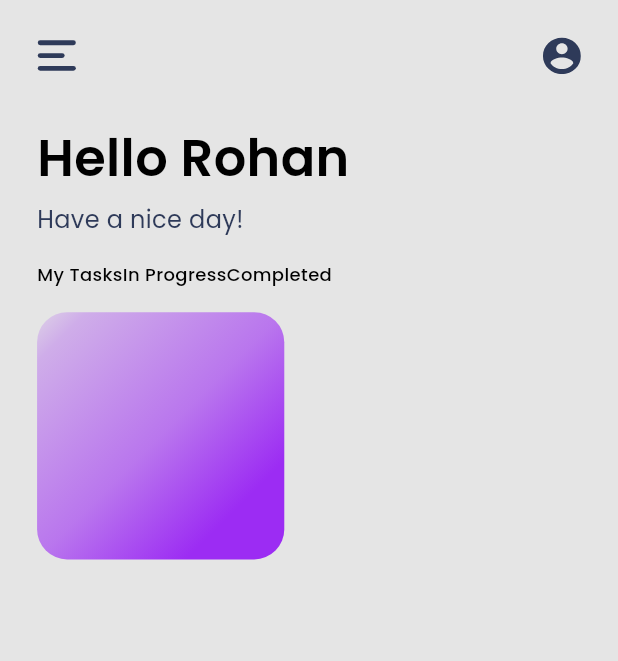
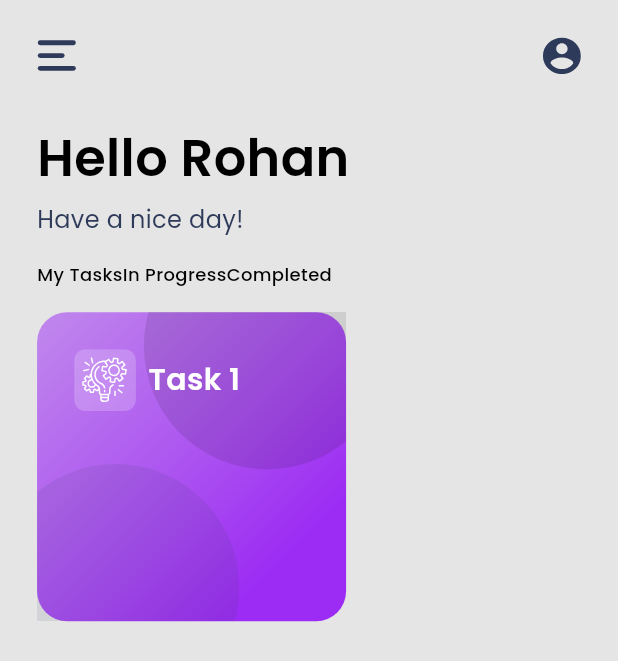
Before and after one commit to CodeSadhu/taskpoint, a Flutter app: the screen it shows after launch, on a phone screen of 412 x 824 dp. Shown: the top 661 px of the screen. Run offline on Flutter 3.47's test engine with Material 2 defaults, Android fonts, the phone set to English and light mode, and no system bars; our stand-ins replace flutter_svg; missing offline and left inert: carded.

Commit message:
Add task card decoration, tested env with backend server

```diff
--- a/taskier_frontend/lib/screens/home.dart
+++ b/taskier_frontend/lib/screens/home.dart
@@ -1,15 +1,10 @@
-import 'dart:html';
-
-import 'package:carded/carded.dart';
 import 'package:flutter/material.dart';
 import 'package:flutter_svg/svg.dart';
-import 'package:provider/provider.dart';
-import 'package:taskier/models/task_filter.dart';
-import 'package:taskier/providers/common_provider.dart';
 import 'package:taskier/utils/assets.dart';
 import 'package:taskier/utils/colors.dart';
 import 'package:taskier/utils/constants.dart';
 import 'package:taskier/utils/styles.dart';
+import 'package:taskier/widgets/task_card.dart';
 import 'package:taskier/widgets/task_filter.dart';
 
 class HomePage extends StatefulWidget {
@@ -72,55 +67,10 @@ class _HomePageState extends State<HomePage> {
               SizedBox(
                 height: size.height * 0.02,
               ),
-              Container(
-                // height: size.height * 0.4,
-                child: Row(
-                  children: [
-                    Container(
-                      decoration: BoxDecoration(
-                        borderRadius: BorderRadius.circular(20),
-                        gradient: LinearGradient(
-                            tileMode: TileMode.mirror,
-                            begin: Alignment.topLeft,
-                            end: Alignment.bottomRight,
-                            stops: [
-                              0.0,
-                              0.1,
-                              0.5,
-                              0.8,
-                            ],
-                            colors: [
-                              ColorPalette.primary.withOpacity(0.1),
-                              ColorPalette.primary.withOpacity(0.3),
-                              ColorPalette.primary.withOpacity(0.6),
-                              ColorPalette.primary,
-                            ]
-                            // stops: [
-                            //   0.0,
-                            //   0.02,
-                            //   0.6,
-                            //   0.7,
-                            //   0.8,
-                            //   0.9,
-                            // ],
-                            // colors: [
-                            //   ColorPalette.lightPrimary,
-                            //   ColorPalette.lightGrey,
-                            //   ColorPalette.primary,
-                            //   ColorPalette.primary,
-                            //   ColorPalette.primary,
-                            //   ColorPalette.primary,
-                            // ],
-                            ),
-                      ),
-                      height: size.height * 0.2,
-                      width: size.width * 0.4,
-                      child: Column(
-                        children: [],
-                      ),
-                    ),
-                  ],
-                ),
+              Row(
+                children: [
+                  TaskDetailsCard(size: size),
+                ],
               ),
             ],
           ),
--- /dev/null
+++ b/taskier_frontend/lib/widgets/task_card.dart
@@ -0,0 +1,115 @@
+import 'package:flutter/material.dart';
+import 'package:flutter_svg/svg.dart';
+import 'package:taskier/utils/assets.dart';
+import 'package:taskier/utils/styles.dart';
+
+import '../utils/colors.dart';
+
+class TaskDetailsCard extends StatelessWidget {
+  const TaskDetailsCard({
+    super.key,
+    required this.size,
+  });
+
+  final Size size;
+
+  @override
+  Widget build(BuildContext context) {
+    return Container(
+      decoration: BoxDecoration(
+        borderRadius: BorderRadius.circular(20),
+        gradient: getGradient(),
+      ),
+      child: Stack(
+        children: [
+          Positioned(
+            top: -60,
+            right: -30,
+            child: Container(
+              width: size.width * 0.4,
+              height: size.height * 0.2,
+              decoration: BoxDecoration(
+                color: Colors.black.withOpacity(0.1),
+                shape: BoxShape.circle,
+              ),
+            ),
+          ),
+          Container(
+            decoration: BoxDecoration(
+              borderRadius: BorderRadius.circular(20),
+            ),
+            padding: EdgeInsets.symmetric(
+              horizontal: size.width * 0.06,
+              vertical: size.height * 0.03,
+            ),
+            height: size.height * 0.25,
+            width: size.width * 0.5,
+            child: buildCardContent(),
+          ),
+          Positioned(
+            bottom: -60,
+            left: -30,
+            child: Container(
+              width: size.width * 0.4,
+              height: size.height * 0.2,
+              decoration: BoxDecoration(
+                color: ColorPalette.textGrey.withOpacity(0.1),
+                shape: BoxShape.circle,
+              ),
+            ),
+          ),
+        ],
+      ),
+    );
+  }
+
+  Column buildCardContent() {
+    return Column(
+      crossAxisAlignment: CrossAxisAlignment.center,
+      children: [
+        Row(
+          mainAxisAlignment: MainAxisAlignment.start,
+          children: [
+            SvgPicture.asset(
+              TaskAsset.taskIdeaIcon,
+              height: size.height * 0.05,
+            ),
+            SizedBox(
+              width: size.width * 0.02,
+            ),
+            Text(
+              'Task 1',
+              style: Styles.bodyStyle(
+                fontWeight: FontWeight.w600,
+                color: ColorPalette.white,
+              ),
+            ),
+          ],
+        ),
+        SizedBox(
+          height: size.height * 0.02,
+        ),
+      ],
+    );
+  }
+
+  LinearGradient getGradient() {
+    return LinearGradient(
+      tileMode: TileMode.mirror,
+      begin: Alignment.topLeft,
+      end: Alignment.bottomRight,
+      stops: const [
+        -0.3,
+        0.0,
+        0.5,
+        0.8,
+      ],
+      colors: [
+        ColorPalette.primary.withOpacity(0.4),
+        ColorPalette.primary.withOpacity(0.5),
+        ColorPalette.primary.withOpacity(0.8),
+        ColorPalette.primary,
+      ],
+    );
+  }
+}
```
Also changed, not shown: 1 other file.
